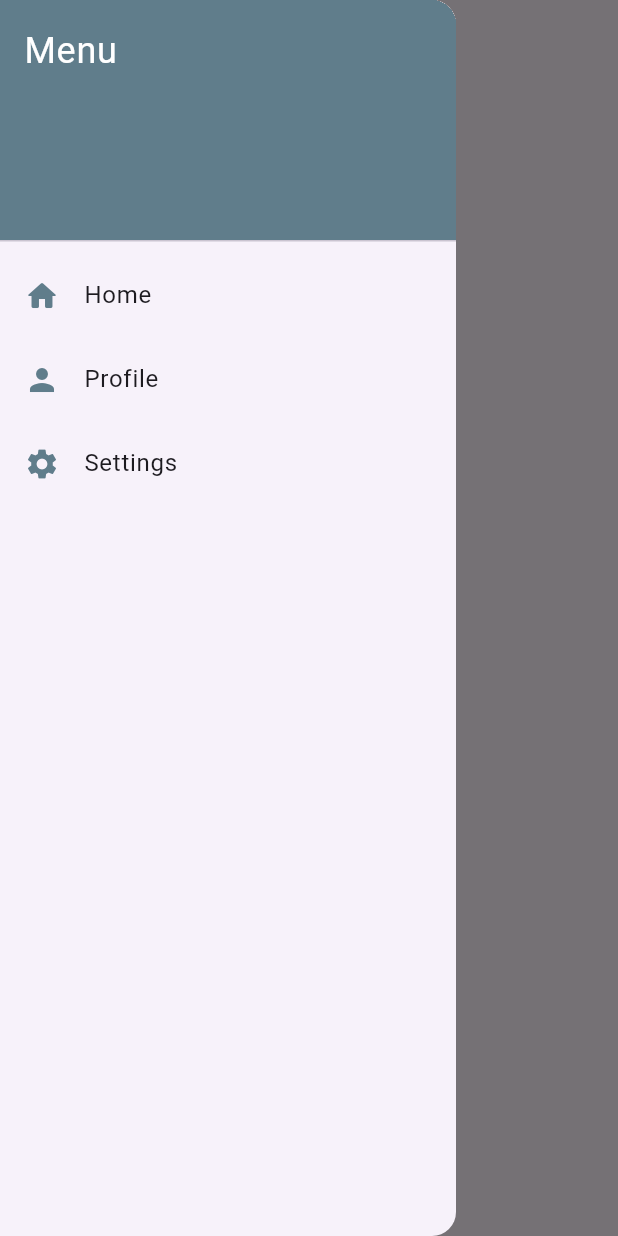
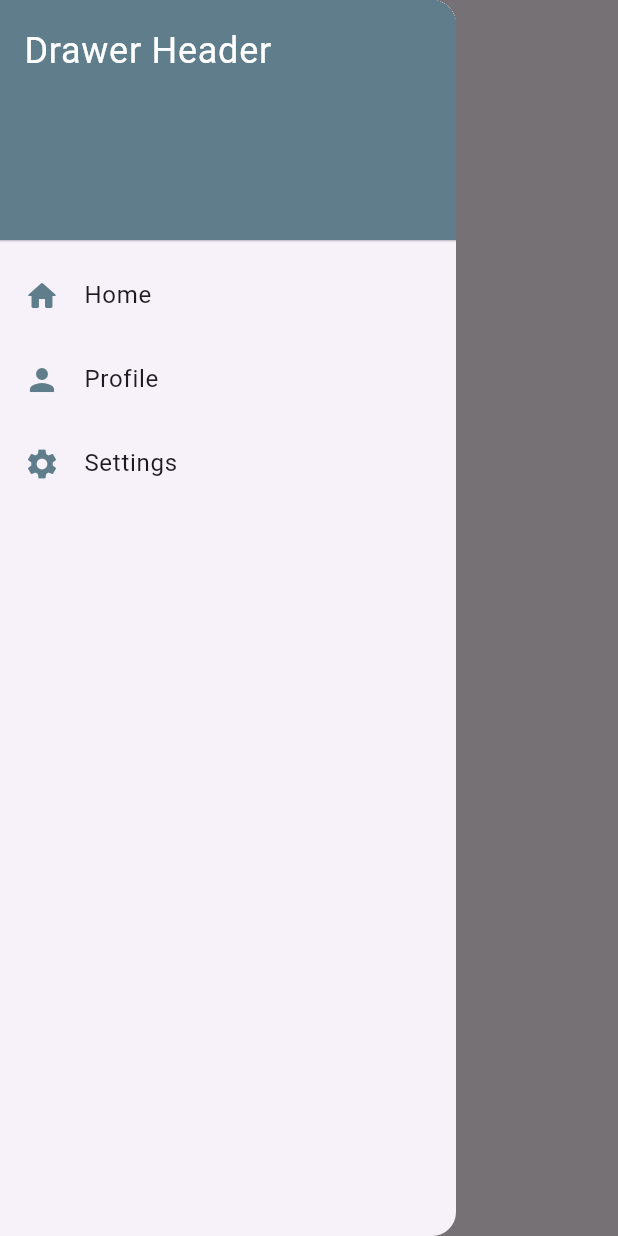
Before and after one commit to otufik1209/Flutter_Task, a Flutter app: the screen it shows after launch, with the side drawer open, on a phone screen of 412 x 824 dp. Run offline on Flutter 3.47's test engine with Material 3 defaults, Android fonts, the phone set to English and light mode, and no system bars.

Commit message:
minor update

```diff
--- a/task_08/lib/main.dart
+++ b/task_08/lib/main.dart
@@ -59,7 +59,7 @@ class AppDrawer extends StatelessWidget {
         children: <Widget>[
           DrawerHeader(
             decoration: BoxDecoration(color: Colors.blueGrey),
-            child: Text('Menu',
+            child: Text('Drawer Header',
                 style: TextStyle(color: Colors.white, fontSize: 24)),
           ),
           _createDrawerItem(context, Icons.home_rounded, 'Home', HomeScreen()),
```
